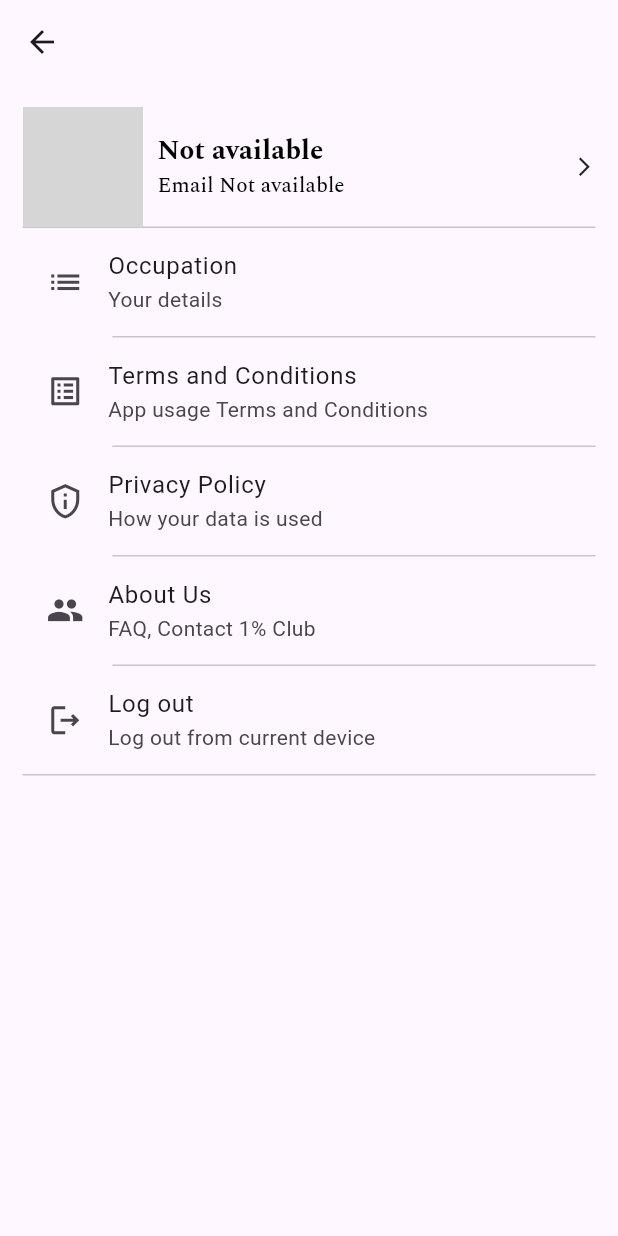
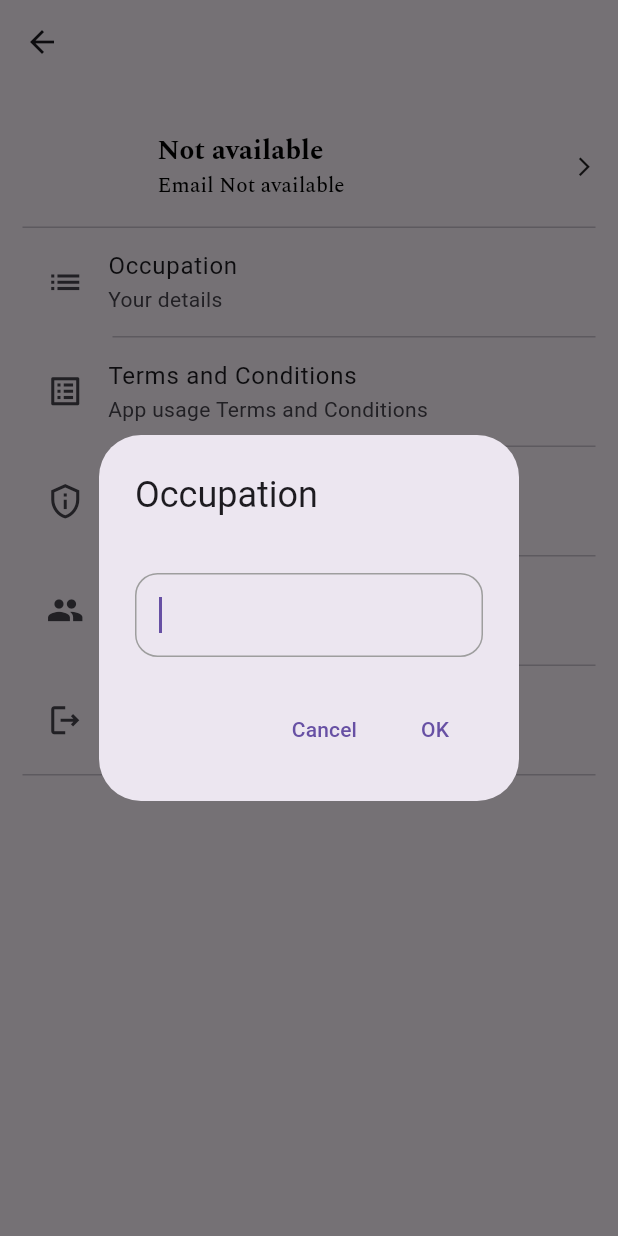
Before and after one commit to zuala69/Luxury-Palace, a Flutter app: the ProfilePage screen opened directly, after a tap on "Occupation", on a phone screen of 412 x 824 dp. Run offline on Flutter 3.47's test engine with Material 3 defaults, Android fonts, the phone set to English and light mode, and no system bars; our stand-ins replace cached_network_image, chat_bubbles, cloud_firestore, firebase_auth, firebase_core, get and 2 more; accounts and stored records are empty; network calls fail; grey boxes are pictures that could not be loaded.

Commit message:
update occupation

```diff
--- a/lib/controllers/user_controller.dart
+++ b/lib/controllers/user_controller.dart
@@ -1,5 +1,6 @@
 import 'dart:developer';
 
+import 'package:cloud_firestore/cloud_firestore.dart';
 import 'package:get/get.dart';
 import 'package:luxury_guide/controllers/firebase_controller.dart';
 import 'package:luxury_guide/utils/functions.dart';
@@ -15,6 +16,18 @@ class UserController extends GetxController {
   void onReady() {
     getUser();
     super.onReady();
+  }
+
+  void saveOccupation(String newValue) {
+    user.update((val) {
+      val?.occupation = newValue;
+    });
+    FirebaseController().to.store.collection("users").doc(uid()).set(
+      {"occupation": newValue},
+      SetOptions(
+        merge: true,
+      ),
+    );
   }
 
   void getUser() {
--- a/lib/main.dart
+++ b/lib/main.dart
@@ -24,7 +24,7 @@ class MyApp extends StatelessWidget {
   @override
   Widget build(BuildContext context) {
     return GetMaterialApp(
-      title: 'Flutter Demo',
+      title: 'Luxury Guide',
       theme: ThemeData(
         useMaterial3: true,
       ),
--- a/lib/ui/auth/login_page.dart
+++ b/lib/ui/auth/login_page.dart
@@ -26,7 +26,7 @@ class LoginPage extends StatelessWidget {
             const SizedBox(),
             const Spacer(),
             Text(
-              "Luxury Palace",
+              "Luxury Guide",
               style: GoogleFonts.yellowtail(
                 fontSize: 55,
                 color: Colors.white,
--- a/lib/ui/chats/input.dart
+++ b/lib/ui/chats/input.dart
@@ -46,7 +46,6 @@ class MessageInput extends StatelessWidget {
             onPressed: () {
               if (txtCtrl.text.isNotEmpty) {
                 final id = DateTime.now().millisecondsSinceEpoch.toString();
-
                 final msg = Message(
                   id: id,
                   text: txtCtrl.text,
--- a/lib/ui/profile/profile.dart
+++ b/lib/ui/profile/profile.dart
@@ -28,7 +28,47 @@ class ProfilePage extends StatelessWidget {
             icon: Icons.list,
             title: "Occupation",
             subtitle: "Your details",
-            onTap: () {},
+            onTap: () async {
+              final ctrl = TextEditingController();
+              ctrl.text = UserController().to.user.value?.occupation ?? "";
+              Get.dialog(Material(
+                color: Colors.transparent,
+                child: AlertDialog.adaptive(
+                  title: const Text('Occupation'),
+                  content: Padding(
+                    padding: const EdgeInsets.only(top: 20),
+                    child: TextField(
+                      controller: ctrl,
+                      autofocus: true,
+                      decoration: const InputDecoration(
+                        border: InputBorder.none,
+                        focusedBorder: OutlineInputBorder(
+                          borderSide: BorderSide(
+                            color: Colors.grey,
+                          ),
+                          borderRadius: BorderRadius.all(
+                            Radius.circular(15),
+                          ),
+                        ),
+                      ),
+                    ),
+                  ),
+                  actions: [
+                    TextButton(
+                      onPressed: () => Navigator.of(context).pop(false),
+                      child: const Text('Cancel'),
+                    ),
+                    TextButton(
+                      onPressed: () {
+                        UserController().to.saveOccupation(ctrl.text);
+                        Navigator.of(context).pop(true);
+                      },
+                      child: const Text('OK'),
+                    ),
+                  ],
+                ),
+              ));
+            },
           ),
           const SubDivider(),
           iconTextCard(
```
Also changed, not shown: lib/ui/home/home.dart (+19 -3 lines).
